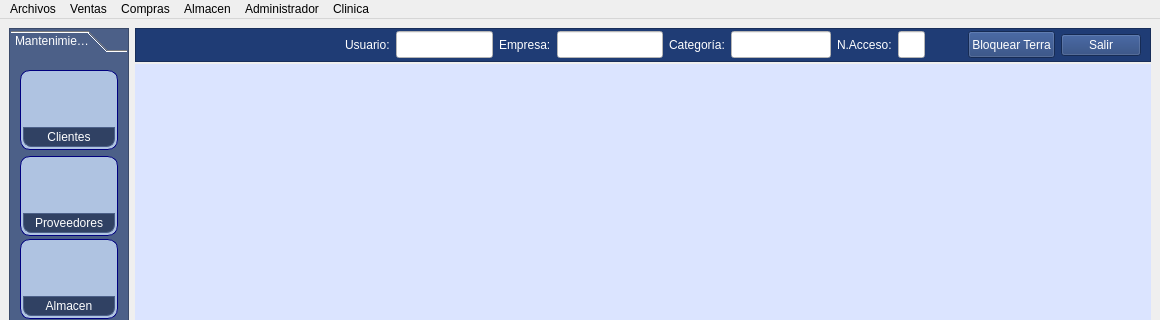
arcnexus/RedFoX, file mainwindow.ui: the form before one commit; both pictures show x 0 to 1160 and y 0 to 320 of the 1160 by 735 pixel window.
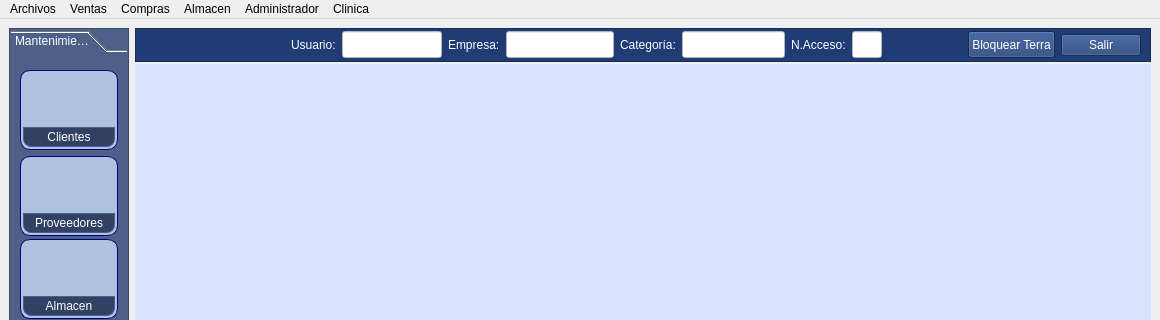
The form after the commit. Icons and pictures are not drawn.

```diff
--- a/mainwindow.ui
+++ b/mainwindow.ui
@@ -1078,7 +1078,7 @@
         <property name="maximumSize">
          <size>
           <width>16777215</width>
-          <height>43</height>
+          <height>34</height>
          </size>
         </property>
         <property name="palette">
@@ -1214,8 +1214,8 @@
            </property>
            <property name="sizeHint" stdset="0">
             <size>
-             <width>137</width>
-             <height>11</height>
+             <width>40</width>
+             <height>20</height>
             </size>
            </property>
           </spacer>
```
Left out of the diff: 122 changed lines with no effect on the pictures.
